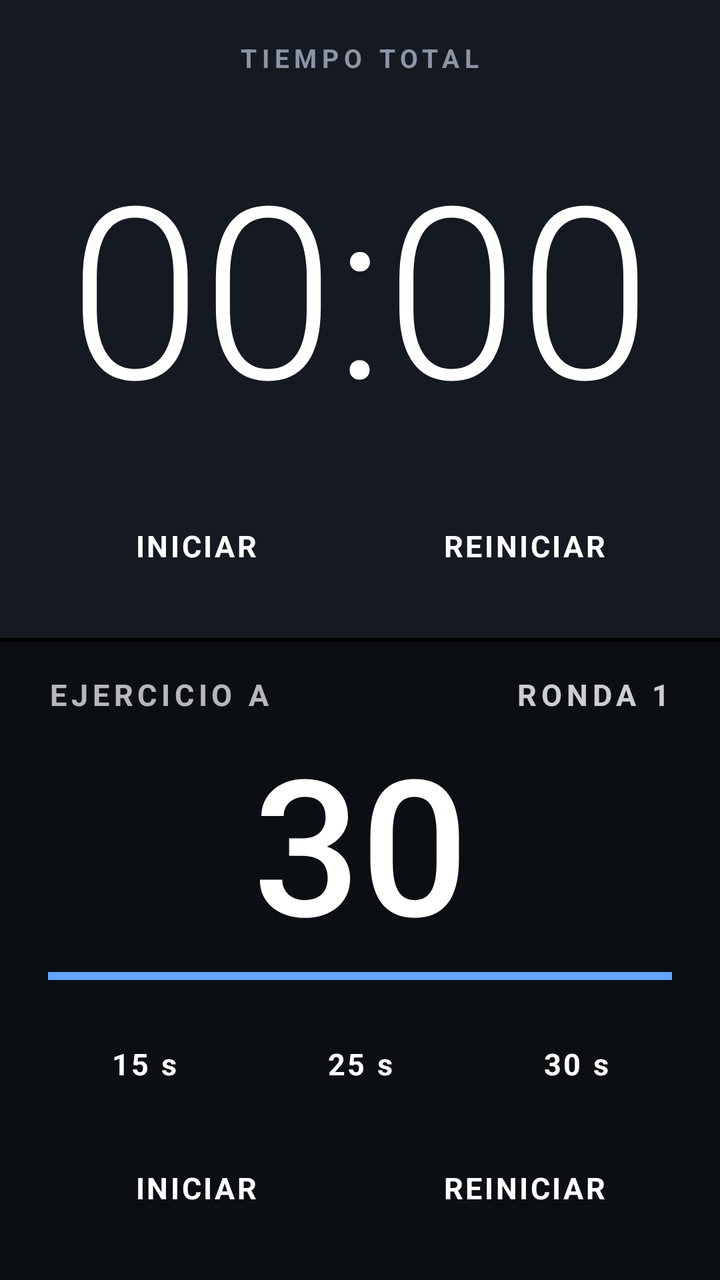
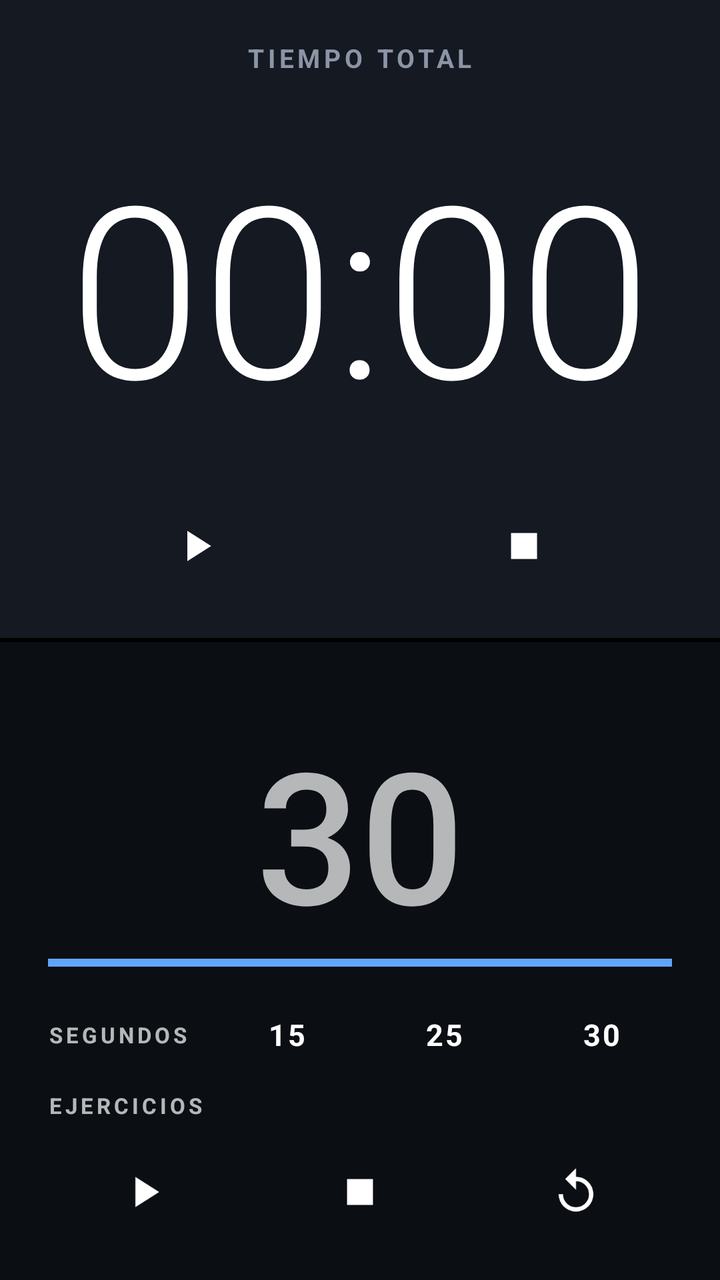

The first picture is an Android layout as it rendered before a commit; the second is the same layout after the commit. The layout source and the unified diff follow.
<!-- AndroidManifest.xml: application theme AppTheme -->
<!-- res/layout/activity_main.xml -->
<?xml version="1.0" encoding="utf-8"?>
<LinearLayout xmlns:android="http://schemas.android.com/apk/res/android"
    android:layout_width="match_parent"
    android:layout_height="match_parent"
    android:orientation="vertical">

    
    <LinearLayout
        android:id="@+id/topHalf"
        android:layout_width="match_parent"
        android:layout_height="0dp"
        android:layout_weight="1"
        android:background="@color/top_bg"
        android:gravity="center_horizontal"
        android:orientation="vertical"
        android:paddingStart="24dp"
        android:paddingTop="20dp"
        android:paddingEnd="24dp"
        android:paddingBottom="20dp">

        <TextView
            android:layout_width="wrap_content"
            android:layout_height="wrap_content"
            android:letterSpacing="0.2"
            android:text="TIEMPO TOTAL"
            android:textColor="@color/muted"
            android:textSize="13sp"
            android:textStyle="bold" />

        <TextView
            android:id="@+id/totalTime"
            android:layout_width="match_parent"
            android:layout_height="0dp"
            android:layout_weight="1"
            android:autoSizeMaxTextSize="120sp"
            android:autoSizeMinTextSize="40sp"
            android:autoSizeTextType="uniform"
            android:fontFamily="sans-serif-light"
            android:fontFeatureSettings="tnum"
            android:gravity="center"
            android:maxLines="1"
            android:text="00:00"
            android:textColor="#FFFFFF" />

        <LinearLayout
            android:layout_width="match_parent"
            android:layout_height="wrap_content"
            android:orientation="horizontal">

            <TextView
                android:id="@+id/totalStart"
                style="@style/PillButton"
                android:layout_width="0dp"
                android:layout_weight="1"
                android:layout_marginEnd="8dp"
                android:text="INICIAR" />

            <TextView
                android:id="@+id/totalReset"
                style="@style/PillButton"
                android:layout_width="0dp"
                android:layout_weight="1"
                android:layout_marginStart="8dp"
                android:text="REINICIAR" />
        </LinearLayout>
    </LinearLayout>

    <View
        android:layout_width="match_parent"
        android:layout_height="2dp"
        android:background="#000000" />

    
    <LinearLayout
        android:id="@+id/bottomHalf"
        android:layout_width="match_parent"
        android:layout_height="0dp"
        android:layout_weight="1"
        android:gravity="center_horizontal"
        android:orientation="vertical"
        android:paddingStart="24dp"
        android:paddingTop="16dp"
        android:paddingEnd="24dp"
        android:paddingBottom="20dp">

        <LinearLayout
            android:layout_width="match_parent"
            android:layout_height="wrap_content"
            android:orientation="horizontal">

            <TextView
                android:id="@+id/sideLabel"
                android:layout_width="0dp"
                android:layout_height="wrap_content"
                android:layout_weight="1"
                android:letterSpacing="0.15"
                android:text="EJERCICIO A"
                android:textSize="15sp"
                android:textStyle="bold" />

            <TextView
                android:id="@+id/roundLabel"
                android:layout_width="wrap_content"
                android:layout_height="wrap_content"
                android:letterSpacing="0.15"
                android:text="RONDA 1"
                android:textColor="#CCFFFFFF"
                android:textSize="15sp"
                android:textStyle="bold" />
        </LinearLayout>

        <TextView
            android:id="@+id/intervalTime"
            android:layout_width="match_parent"
            android:layout_height="0dp"
            android:layout_weight="1"
            android:autoSizeMaxTextSize="180sp"
            android:autoSizeMinTextSize="48sp"
            android:autoSizeTextType="uniform"
            android:fontFamily="sans-serif-medium"
            android:fontFeatureSettings="tnum"
            android:gravity="center"
            android:maxLines="1"
            android:text="30"
            android:textColor="#FFFFFF" />

        <ProgressBar
            android:id="@+id/intervalProgress"
            style="@android:style/Widget.Material.ProgressBar.Horizontal"
            android:layout_width="match_parent"
            android:layout_height="8dp"
            android:layout_marginBottom="14dp"
            android:max="1000"
            android:progress="1000" />

        <LinearLayout
            android:layout_width="match_parent"
            android:layout_height="wrap_content"
            android:layout_marginBottom="10dp"
            android:orientation="horizontal">

            <TextView
                android:id="@+id/sel15"
                style="@style/PillButton"
                android:layout_width="0dp"
                android:layout_weight="1"
                android:layout_marginEnd="6dp"
                android:text="15 s" />

            <TextView
                android:id="@+id/sel25"
                style="@style/PillButton"
                android:layout_width="0dp"
                android:layout_weight="1"
                android:layout_marginStart="6dp"
                android:layout_marginEnd="6dp"
                android:text="25 s" />

            <TextView
                android:id="@+id/sel30"
                style="@style/PillButton"
                android:layout_width="0dp"
                android:layout_weight="1"
                android:layout_marginStart="6dp"
                android:text="30 s" />
        </LinearLayout>

        <LinearLayout
            android:layout_width="match_parent"
            android:layout_height="wrap_content"
            android:orientation="horizontal">

            <TextView
                android:id="@+id/intervalStart"
                style="@style/PillButton"
                android:layout_width="0dp"
                android:layout_weight="1"
                android:layout_marginEnd="8dp"
                android:text="INICIAR" />

            <TextView
                android:id="@+id/intervalReset"
                style="@style/PillButton"
                android:layout_width="0dp"
                android:layout_weight="1"
                android:layout_marginStart="8dp"
                android:text="REINICIAR" />
        </LinearLayout>
    </LinearLayout>
</LinearLayout>
<!-- resources referenced by this layout -->
<resources>
  <color name="muted">#8B95A5</color>
  <color name="top_bg">#141922</color>
  <style name="PillButton">
          <item name="android:layout_height">52dp</item>
          <item name="android:gravity">center</item>
          <item name="android:clickable">true</item>
          <item name="android:focusable">true</item>
          <item name="android:textSize">15sp</item>
          <item name="android:textStyle">bold</item>
          <item name="android:letterSpacing">0.08</item>
          <item name="android:textColor">#FFFFFF</item>
      </style>
  <style name="AppTheme" parent="android:Theme.Material.NoActionBar">
          <item name="android:windowBackground">@color/bg</item>
          <item name="android:statusBarColor">@color/top_bg</item>
          <item name="android:navigationBarColor">@color/bg</item>
          <item name="android:colorAccent">#60A5FA</item>
      </style>
  <color name="bg">#0B0E13</color>
</resources>

<!-- the commit's change to res/layout/activity_main.xml (unified diff, before → after) -->
@@ -5,65 +5,211 @@
     android:orientation="vertical">
 
     
-    <LinearLayout
-        android:id="@+id/topHalf"
+    <FrameLayout
         android:layout_width="match_parent"
         android:layout_height="0dp"
         android:layout_weight="1"
-        android:background="@color/top_bg"
-        android:gravity="center_horizontal"
-        android:orientation="vertical"
-        android:paddingStart="24dp"
-        android:paddingTop="20dp"
-        android:paddingEnd="24dp"
-        android:paddingBottom="20dp">
-
-        <TextView
-            android:layout_width="wrap_content"
-            android:layout_height="wrap_content"
-            android:letterSpacing="0.2"
-            android:text="TIEMPO TOTAL"
-            android:textColor="@color/muted"
-            android:textSize="13sp"
-            android:textStyle="bold" />
-
-        <TextView
-            android:id="@+id/totalTime"
-            android:layout_width="match_parent"
-            android:layout_height="0dp"
-            android:layout_weight="1"
-            android:autoSizeMaxTextSize="120sp"
-            android:autoSizeMinTextSize="40sp"
-            android:autoSizeTextType="uniform"
-            android:fontFamily="sans-serif-light"
-            android:fontFeatureSettings="tnum"
+        android:background="@color/top_bg">
+
+        
+        <LinearLayout
+            android:id="@+id/topRunning"
+            android:layout_width="match_parent"
+            android:layout_height="match_parent"
+            android:gravity="center_horizontal"
+            android:orientation="vertical"
+            android:paddingStart="24dp"
+            android:paddingTop="20dp"
+            android:paddingEnd="24dp"
+            android:paddingBottom="20dp">
+
+            <TextView
+                style="@style/SmallCaption"
+                android:text="TIEMPO TOTAL"
+                android:textColor="@color/muted"
+                android:textSize="13sp" />
+
+            <TextView
+                android:id="@+id/totalTime"
+                android:layout_width="match_parent"
+                android:layout_height="0dp"
+                android:layout_weight="1"
+                android:autoSizeMaxTextSize="120sp"
+                android:autoSizeMinTextSize="36sp"
+                android:autoSizeTextType="uniform"
+                android:fontFamily="sans-serif-light"
+                android:fontFeatureSettings="tnum"
+                android:gravity="center"
+                android:maxLines="1"
+                android:text="00:00"
+                android:textColor="#FFFFFF" />
+
+            <LinearLayout
+                android:layout_width="match_parent"
+                android:layout_height="wrap_content"
+                android:orientation="horizontal">
+
+                <ImageView
+                    android:id="@+id/totalPlay"
+                    style="@style/IconButton"
+                    android:layout_width="0dp"
+                    android:layout_weight="1"
+                    android:layout_marginEnd="8dp"
+                    android:contentDescription="Iniciar o pausar"
+                    android:src="@drawable/ic_play" />
+
+                <ImageView
+                    android:id="@+id/totalStop"
+                    style="@style/IconButton"
+                    android:layout_width="0dp"
+                    android:layout_weight="1"
+                    android:layout_marginStart="8dp"
+                    android:contentDescription="Finalizar"
+                    android:src="@drawable/ic_stop" />
+            </LinearLayout>
+        </LinearLayout>
+
+        
+        <LinearLayout
+            android:id="@+id/topSummary"
+            android:layout_width="match_parent"
+            android:layout_height="match_parent"
             android:gravity="center"
-            android:maxLines="1"
-            android:text="00:00"
-            android:textColor="#FFFFFF" />
-
-        <LinearLayout
-            android:layout_width="match_parent"
-            android:layout_height="wrap_content"
-            android:orientation="horizontal">
-
-            <TextView
-                android:id="@+id/totalStart"
-                style="@style/PillButton"
-                android:layout_width="0dp"
-                android:layout_weight="1"
-                android:layout_marginEnd="8dp"
-                android:text="INICIAR" />
-
-            <TextView
-                android:id="@+id/totalReset"
-                style="@style/PillButton"
-                android:layout_width="0dp"
-                android:layout_weight="1"
-                android:layout_marginStart="8dp"
-                android:text="REINICIAR" />
-        </LinearLayout>
-    </LinearLayout>
+            android:orientation="vertical"
+            android:paddingStart="20dp"
+            android:paddingEnd="20dp"
+            android:visibility="gone">
+
+            <TextView
+                style="@style/SmallCaption"
+                android:text="RUTINA FINALIZADA"
+                android:textColor="@color/muted"
+                android:textSize="13sp" />
+
+            <LinearLayout
+                android:layout_width="match_parent"
+                android:layout_height="wrap_content"
+                android:layout_marginTop="12dp"
+                android:orientation="horizontal">
+
+                <LinearLayout
+                    android:layout_width="0dp"
+                    android:layout_height="wrap_content"
+                    android:layout_weight="1"
+                    android:layout_marginEnd="6dp"
+                    android:background="@drawable/card_bg"
+                    android:gravity="center"
+                    android:orientation="vertical"
+                    android:padding="12dp">
+
+                    <TextView
+                        style="@style/SmallCaption"
+                        android:text="TOTAL"
+                        android:textColor="#60A5FA" />
+
+                    <TextView
+                        android:id="@+id/summaryTotal"
+                        android:layout_width="match_parent"
+                        android:layout_height="48dp"
+                        android:autoSizeMaxTextSize="40sp"
+                        android:autoSizeMinTextSize="18sp"
+                        android:autoSizeTextType="uniform"
+                        android:fontFamily="sans-serif-light"
+                        android:fontFeatureSettings="tnum"
+                        android:gravity="center"
+                        android:maxLines="1"
+                        android:text="00:00"
+                        android:textColor="#FFFFFF" />
+                </LinearLayout>
+
+                <LinearLayout
+                    android:layout_width="0dp"
+                    android:layout_height="wrap_content"
+                    android:layout_weight="1"
+                    android:layout_marginStart="6dp"
+                    android:background="@drawable/card_bg"
+                    android:gravity="center"
+                    android:orientation="vertical"
+                    android:padding="12dp">
+
+                    <TextView
+                        style="@style/SmallCaption"
+                        android:text="INTERVALO"
+                        android:textColor="#2DD4BF" />
+
+                    <TextView
+                        android:id="@+id/summaryInterval"
+                        android:layout_width="match_parent"
+                        android:layout_height="48dp"
+                        android:autoSizeMaxTextSize="40sp"
+                        android:autoSizeMinTextSize="18sp"
+                        android:autoSizeTextType="uniform"
+                        android:fontFamily="sans-serif-light"
+                        android:fontFeatureSettings="tnum"
+                        android:gravity="center"
+                        android:maxLines="1"
+                        android:text="30"
+                        android:textColor="#FFFFFF" />
+                </LinearLayout>
+            </LinearLayout>
+
+            <LinearLayout
+                android:layout_width="match_parent"
+                android:layout_height="wrap_content"
+                android:layout_marginTop="16dp"
+                android:orientation="horizontal">
+
+                <TextView
+                    android:layout_width="0dp"
+                    android:layout_height="wrap_content"
+                    android:layout_weight="1"
+                    android:text="Tiempo total"
+                    android:textColor="@color/muted"
+                    android:textSize="16sp" />
+
+                <TextView
+                    android:id="@+id/detailTotal"
+                    android:layout_width="wrap_content"
+                    android:layout_height="wrap_content"
+                    android:fontFeatureSettings="tnum"
+                    android:textColor="#FFFFFF"
+                    android:textSize="16sp"
+                    android:textStyle="bold" />
+            </LinearLayout>
+
+            <LinearLayout
+                android:layout_width="match_parent"
+                android:layout_height="wrap_content"
+                android:layout_marginTop="8dp"
+                android:orientation="horizontal">
+
+                <TextView
+                    android:layout_width="0dp"
+                    android:layout_height="wrap_content"
+                    android:layout_weight="1"
+                    android:text="Rondas"
+                    android:textColor="@color/muted"
+                    android:textSize="16sp" />
+
+                <TextView
+                    android:id="@+id/detailRounds"
+                    android:layout_width="wrap_content"
+                    android:layout_height="wrap_content"
+                    android:fontFeatureSettings="tnum"
+                    android:textColor="#FFFFFF"
+                    android:textSize="16sp"
+                    android:textStyle="bold" />
+            </LinearLayout>
+
+            <TextView
+                android:id="@+id/detailConfig"
+                android:layout_width="match_parent"
+                android:layout_height="wrap_content"
+                android:layout_marginTop="8dp"
+                android:textColor="@color/muted"
+                android:textSize="13sp" />
+        </LinearLayout>
+    </FrameLayout>
 
     <View
         android:layout_width="match_parent"
@@ -79,9 +225,9 @@
         android:gravity="center_horizontal"
         android:orientation="vertical"
         android:paddingStart="24dp"
-        android:paddingTop="16dp"
+        android:paddingTop="14dp"
         android:paddingEnd="24dp"
-        android:paddingBottom="20dp">
+        android:paddingBottom="18dp">
 
         <LinearLayout
             android:layout_width="match_parent"
@@ -89,12 +235,11 @@
             android:orientation="horizontal">
 
             <TextView
-                android:id="@+id/sideLabel"
+                android:id="@+id/exerciseLabel"
                 android:layout_width="0dp"
                 android:layout_height="wrap_content"
                 android:layout_weight="1"
                 android:letterSpacing="0.15"
-                android:text="EJERCICIO A"
                 android:textSize="15sp"
                 android:textStyle="bold" />
 
@@ -103,8 +248,6 @@
                 android:layout_width="wrap_content"
                 android:layout_height="wrap_content"
                 android:letterSpacing="0.15"
-                android:text="RONDA 1"
-                android:textColor="#CCFFFFFF"
                 android:textSize="15sp"
                 android:textStyle="bold" />
         </LinearLayout>
@@ -115,76 +258,118 @@
             android:layout_height="0dp"
             android:layout_weight="1"
             android:autoSizeMaxTextSize="180sp"
-            android:autoSizeMinTextSize="48sp"
+            android:autoSizeMinTextSize="28sp"
             android:autoSizeTextType="uniform"
             android:fontFamily="sans-serif-medium"
             android:fontFeatureSettings="tnum"
             android:gravity="center"
             android:maxLines="1"
-            android:text="30"
-            android:textColor="#FFFFFF" />
+            android:text="30" />
 
         <ProgressBar
             android:id="@+id/intervalProgress"
             style="@android:style/Widget.Material.ProgressBar.Horizontal"
             android:layout_width="match_parent"
             android:layout_height="8dp"
-            android:layout_marginBottom="14dp"
+            android:layout_marginBottom="12dp"
             android:max="1000"
             android:progress="1000" />
 
-        <LinearLayout
+        
+        <LinearLayout
+            android:id="@+id/configBox"
             android:layout_width="match_parent"
             android:layout_height="wrap_content"
-            android:layout_marginBottom="10dp"
+            android:orientation="vertical">
+
+            <LinearLayout
+                android:layout_width="match_parent"
+                android:layout_height="wrap_content"
+                android:gravity="center_vertical"
+                android:orientation="horizontal">
+
+                <TextView
+                    android:id="@+id/captionSeconds"
+                    style="@style/SmallCaption"
+                    android:layout_width="84dp"
+                    android:text="SEGUNDOS" />
+
+                <TextView
+                    android:id="@+id/sel15"
+                    style="@style/PillButton"
+                    android:layout_width="0dp"
+                    android:layout_weight="1"
+                    android:layout_marginEnd="4dp"
+                    android:text="15" />
+
+                <TextView
+                    android:id="@+id/sel25"
+                    style="@style/PillButton"
+                    android:layout_width="0dp"
+                    android:layout_weight="1"
+                    android:layout_marginStart="4dp"
+                    android:layout_marginEnd="4dp"
+                    android:text="25" />
+
+                <TextView
+                    android:id="@+id/sel30"
+                    style="@style/PillButton"
+                    android:layout_width="0dp"
+                    android:layout_weight="1"
+                    android:layout_marginStart="4dp"
+                    android:text="30" />
+            </LinearLayout>
+
+            <LinearLayout
+                android:id="@+id/exerciseRow"
+                android:layout_width="match_parent"
+                android:layout_height="wrap_content"
+                android:layout_marginTop="8dp"
+                android:layout_marginBottom="10dp"
+                android:gravity="center_vertical"
+                android:orientation="horizontal">
+
+                <TextView
+                    android:id="@+id/captionExercises"
+                    style="@style/SmallCaption"
+                    android:layout_width="84dp"
+                    android:text="EJERCICIOS" />
+                
+            </LinearLayout>
+        </LinearLayout>
+
+        <LinearLayout
+            android:layout_width="match_parent"
+            android:layout_height="wrap_content"
             android:orientation="horizontal">
 
-            <TextView
-                android:id="@+id/sel15"
-                style="@style/PillButton"
+            <ImageView
+                android:id="@+id/intervalPlay"
+                style="@style/IconButton"
                 android:layout_width="0dp"
                 android:layout_weight="1"
                 android:layout_marginEnd="6dp"
-                android:text="15 s" />
-
-            <TextView
-                android:id="@+id/sel25"
-                style="@style/PillButton"
+                android:contentDescription="Iniciar o pausar"
+                android:src="@drawable/ic_play" />
+
+            <ImageView
+                android:id="@+id/intervalStop"
+                style="@style/IconButton"
                 android:layout_width="0dp"
                 android:layout_weight="1"
                 android:layout_marginStart="6dp"
                 android:layout_marginEnd="6dp"
-                android:text="25 s" />
-
-            <TextView
-                android:id="@+id/sel30"
-                style="@style/PillButton"
+                android:contentDescription="Finalizar"
+                android:src="@drawable/ic_stop" />
+
+            <ImageView
+                android:id="@+id/intervalReset"
+                style="@style/IconButton"
                 android:layout_width="0dp"
                 android:layout_weight="1"
                 android:layout_marginStart="6dp"
-                android:text="30 s" />
-        </LinearLayout>
-
-        <LinearLayout
-            android:layout_width="match_parent"
-            android:layout_height="wrap_content"
-            android:orientation="horizontal">
-
-            <TextView
-                android:id="@+id/intervalStart"
-                style="@style/PillButton"
-                android:layout_width="0dp"
-                android:layout_weight="1"
-                android:layout_marginEnd="8dp"
-                android:text="INICIAR" />
-
-            <TextView
-                android:id="@+id/intervalReset"
-                style="@style/PillButton"
-                android:layout_width="0dp"
-                android:layout_weight="1"
-                android:layout_marginStart="8dp"
-                android:text="REINICIAR" />
+                android:contentDescription="Reiniciar bloque"
+                android:src="@drawable/ic_replay" />
         </LinearLayout>
     </LinearLayout>
 </LinearLayout>
<!-- resource entries referenced after the edit -->
@@ -2,8 +2,42 @@
 <resources>
   <color name="muted">#8B95A5</color>
   <color name="top_bg">#141922</color>
+  <!-- drawable card_bg (drawable) -->
+  <?xml version="1.0" encoding="utf-8"?>
+  <shape xmlns:android="http://schemas.android.com/apk/res/android" android:shape="rectangle">
+      <solid android:color="#1F2631" />
+      <corners android:radius="16dp" />
+  </shape>
+  <!-- drawable ic_play (drawable) -->
+  <?xml version="1.0" encoding="utf-8"?>
+  <vector xmlns:android="http://schemas.android.com/apk/res/android"
+      android:width="24dp" android:height="24dp"
+      android:viewportWidth="24" android:viewportHeight="24">
+      <path android:fillColor="#FFFFFF" android:pathData="M8,5v14l11,-7z" />
+  </vector>
+  <!-- drawable ic_replay (drawable) -->
+  <?xml version="1.0" encoding="utf-8"?>
+  <vector xmlns:android="http://schemas.android.com/apk/res/android"
+      android:width="24dp" android:height="24dp"
+      android:viewportWidth="24" android:viewportHeight="24">
+      <path android:fillColor="#FFFFFF" android:pathData="M12,5V1L7,6l5,5V7c3.31,0 6,2.69 6,6s-2.69,6 -6,6 -6,-2.69 -6,-6H4c0,4.42 3.58,8 8,8s8,-3.58 8,-8 -3.58,-8 -8,-8z" />
+  </vector>
+  <!-- drawable ic_stop (drawable) -->
+  <?xml version="1.0" encoding="utf-8"?>
+  <vector xmlns:android="http://schemas.android.com/apk/res/android"
+      android:width="24dp" android:height="24dp"
+      android:viewportWidth="24" android:viewportHeight="24">
+      <path android:fillColor="#FFFFFF" android:pathData="M6,6h12v12H6z" />
+  </vector>
+  <style name="IconButton">
+          <item name="android:layout_height">52dp</item>
+          <item name="android:padding">13dp</item>
+          <item name="android:scaleType">fitCenter</item>
+          <item name="android:clickable">true</item>
+          <item name="android:focusable">true</item>
+      </style>
   <style name="PillButton">
-          <item name="android:layout_height">52dp</item>
+          <item name="android:layout_height">40dp</item>
           <item name="android:gravity">center</item>
           <item name="android:clickable">true</item>
           <item name="android:focusable">true</item>
@@ -11,6 +45,13 @@
           <item name="android:textStyle">bold</item>
           <item name="android:letterSpacing">0.08</item>
           <item name="android:textColor">#FFFFFF</item>
+      </style>
+  <style name="SmallCaption">
+          <item name="android:layout_width">wrap_content</item>
+          <item name="android:layout_height">wrap_content</item>
+          <item name="android:letterSpacing">0.15</item>
+          <item name="android:textSize">11sp</item>
+          <item name="android:textStyle">bold</item>
       </style>
   <style name="AppTheme" parent="android:Theme.Material.NoActionBar">
           <item name="android:windowBackground">@color/bg</item>
